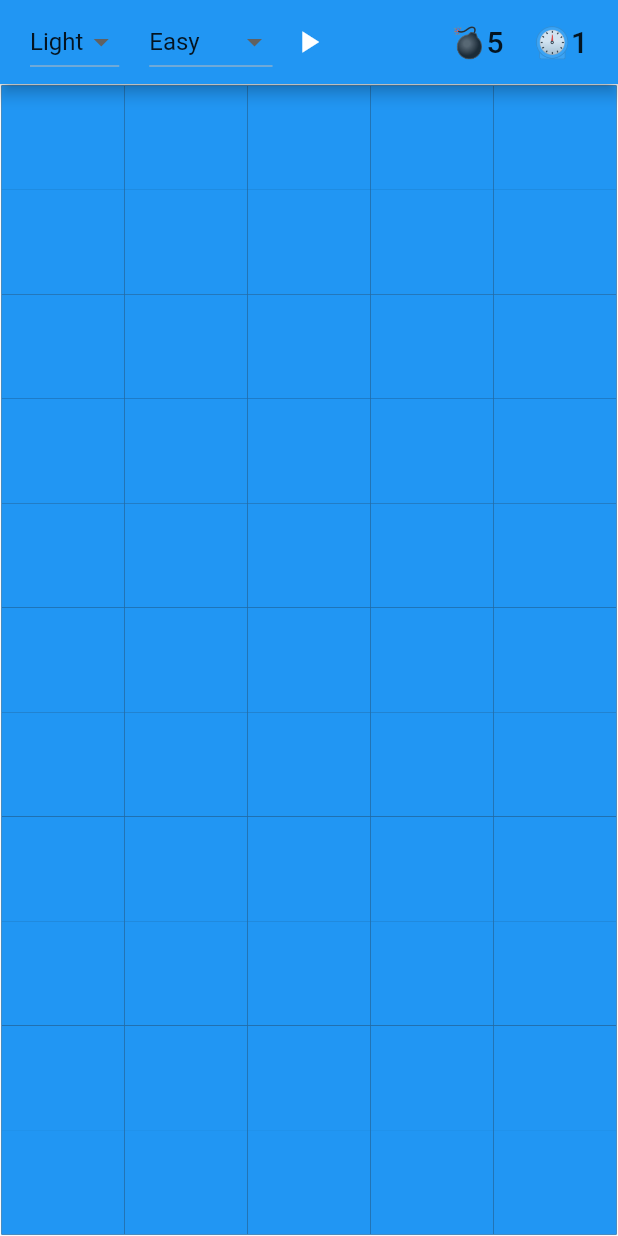
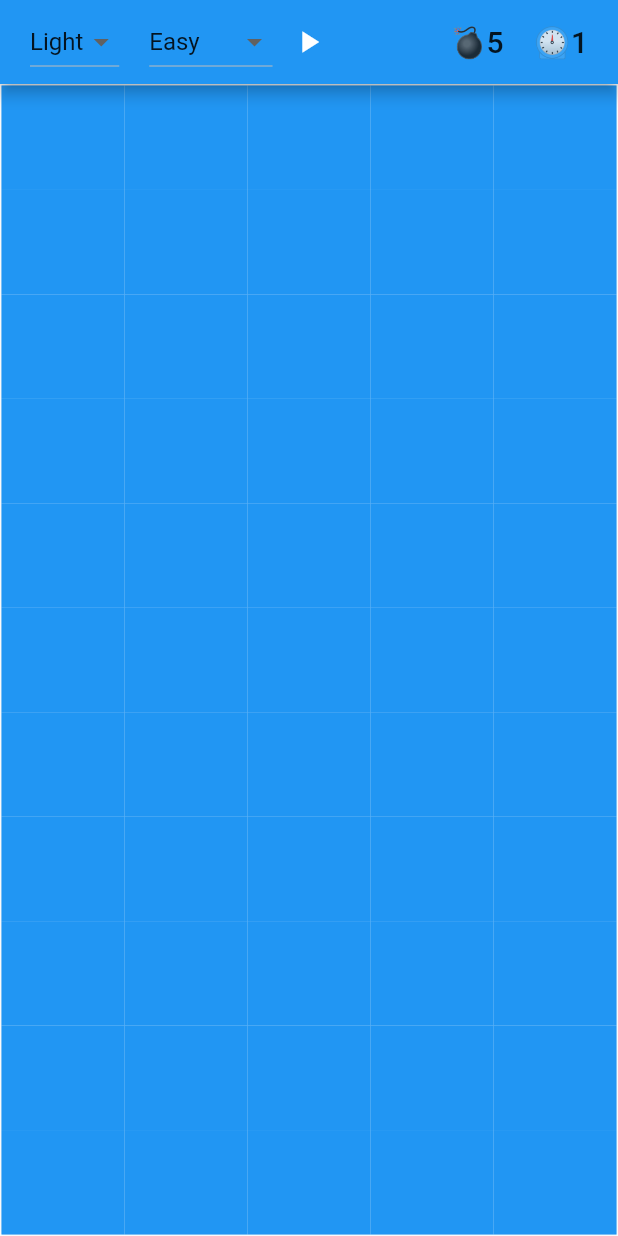
Before and after one commit to ahammer/flutter_minesweeper, a Flutter app: the screen it shows after launch, after a tap on the "play arrow" icon, on a phone screen of 412 x 824 dp. Run offline on Flutter 3.47's test engine with Material 2 defaults, Android fonts, the phone set to English and light mode, and no system bars; our stand-ins replace built_collection, built_value, flutter_redux, redux, redux_thunk; generated files the repository leaves out were written again.

Commit message:
more optimizations

```diff
--- a/lib/src/ui/components/game_board.dart
+++ b/lib/src/ui/components/game_board.dart
@@ -3,14 +3,13 @@ import 'dart:async';
 import 'package:flutter/material.dart';
 import 'package:flutter/rendering.dart';
 import 'package:flutter_redux/flutter_redux.dart';
-import 'package:mine_sweeper/src/state/actions/minesweeper_actions.dart';
 import 'package:mine_sweeper/src/state/app_state.dart';
 import 'package:mine_sweeper/src/ui/components/mine_block.dart';
 import 'package:provider/provider.dart';
 import 'package:redux/redux.dart';
 
 const kBoardEdgePadding = 1.0;
-GlobalKey mineField = GlobalKey<MineFieldState>();
+
 
 ///
 ///The GameBoard Area
@@ -87,17 +86,11 @@ class BombsRemaining extends StatelessWidget {
           Text(value, style: Theme.of(context).textTheme.title));
 }
 
-class MineField extends StatefulWidget {
+class MineField extends StatelessWidget {
   const MineField({
     Key key,
   }) : super(key: key);
 
-  @override
-  MineFieldState createState() => MineFieldState();
-}
-
-class MineFieldState extends State<MineField> {
-  Constraints constraints;
   @override
   Widget build(BuildContext context) => LayoutBuilder(
       builder: (context, constraints) =>
--- a/lib/src/ui/components/mine_block.dart
+++ b/lib/src/ui/components/mine_block.dart
@@ -68,14 +68,12 @@ class _MineBlockState extends State<MineBlock> {
 
 bombBox(BuildContext context) => BoxDecoration(
       color: Colors.red,
-      borderRadius: BorderRadius.circular(50),
       border: Border.all(color: Colors.white),
     );
 
 flagBox(BuildContext context) => BoxDecoration(
-      color: Theme.of(context).colorScheme.primaryVariant,
-      borderRadius: BorderRadius.circular(50),
-      border: Border.all(color: Colors.green),
+      color: Theme.of(context).colorScheme.secondaryVariant,
+      border: Border.all(color: Theme.of(context).colorScheme.secondary, width: 3),
     );
 
 hoverBox(BuildContext context) => BoxDecoration(
@@ -86,7 +84,6 @@ hoverBox(BuildContext context) => BoxDecoration(
 unknownBox(BuildContext context) => BoxDecoration(
       color: Theme.of(context).colorScheme.primaryVariant,
       border: Border.all(color: Theme.of(context).colorScheme.primary.withOpacity(0.3), width: 1),
-      boxShadow: [BoxShadow()]
     );
 
 cleanBox(BuildContext context) => BoxDecoration(
```
